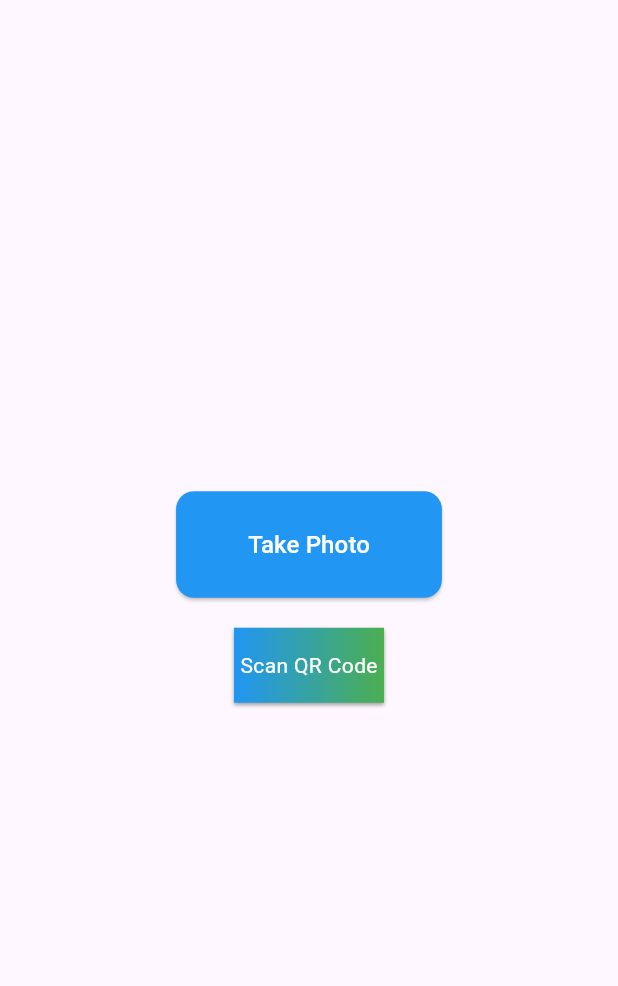
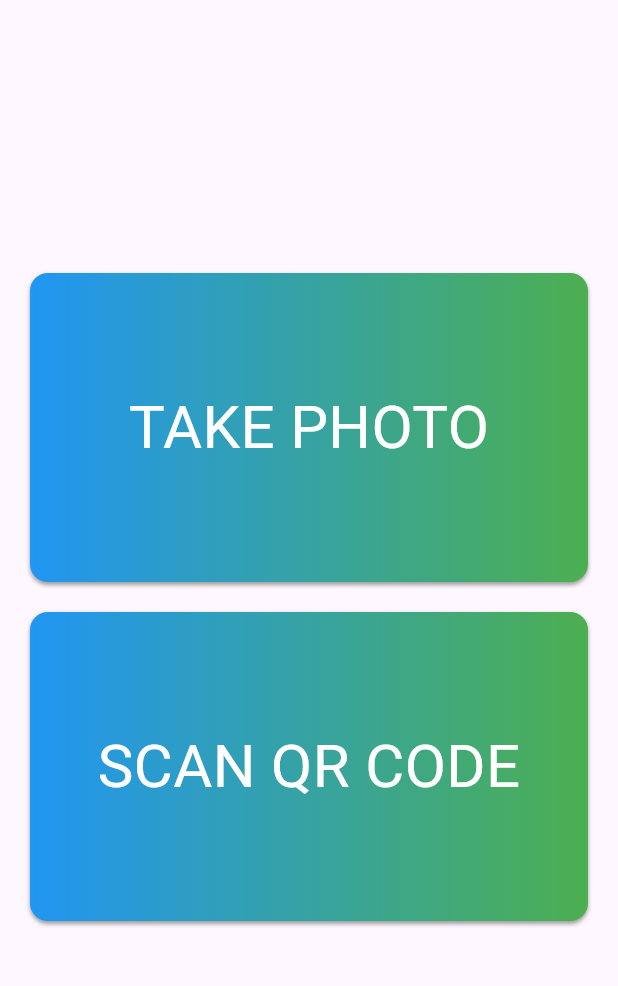
Before and after one commit to jakkritpromma/QRPhotoTaker, a Flutter app: the screen it shows after launch, on a phone screen of 412 x 824 dp, the part 63-1049 px from its top. Run offline on Flutter 3.47's test engine with Material 3 defaults, Android fonts, the phone set to English and light mode, and no system bars; our stand-ins replace bloc, camera, flutter_bloc, flutter_cache_manager, image_picker, permission_handler and 1 more; missing offline and left inert: google_ml_kit, mobile_scanner, photo_manager.

Commit message:
curved and resized RaisedGradientButton

```diff
--- a/lib/ui/camera_page.dart
+++ b/lib/ui/camera_page.dart
@@ -169,13 +169,15 @@ class CameraPage extends StatelessWidget {
                       Expanded(
                         child: RaisedGradientButton(
                           child: Text(
-                            'Capture',
+                            'CAPTURE',
                             style: TextStyle(color: Colors.white),
                           ),
                           gradient: LinearGradient(
                             colors: <Color>[Colors.green, Colors.black],
                           ),
                           onPressed: () => cameraBloc.add(TakePhoto()),
+                          width: 100,
+                          height: 50,
                         ),
                       ),
                       SizedBox(width: 10),
@@ -218,6 +220,8 @@ class CameraPage extends StatelessWidget {
                       colors: <Color>[Colors.green, Colors.black],
                     ),
                     onPressed: () => cameraBloc.add(InitializeCamera()),
+                    width: 100,
+                    height: 50
                   ),
                 ),
               ],
--- a/lib/ui/home_page.dart
+++ b/lib/ui/home_page.dart
@@ -1,7 +1,6 @@
 import 'package:flutter/material.dart';
 import 'package:camera/camera.dart';
 import 'package:qrphototaker/ui/widget/RaisedGradientButton.dart';
-import 'package:qrphototaker/ui/widget/CustomElevatedButton.dart';
 import 'package:qrphototaker/ui/camera_page.dart';
 import 'package:qrphototaker/ui/qr_scanner_page.dart';
 
@@ -12,34 +11,59 @@ class HomePage extends StatelessWidget {
 
   @override
   Widget build(BuildContext context) {
+    // Get screen width using MediaQuery
+    double screenWidth = MediaQuery.of(context).size.width;
+
+    // Set the height to half of the screen width
+    double buttonHeight = screenWidth / 2;
+
     return Scaffold(
       appBar: AppBar(
         title: Text('Camera & QR Scanner'),
       ),
       body: Center(
-        child: Column(
-          mainAxisAlignment: MainAxisAlignment.center,
-          children: [
-            CustomElevatedButton(
-              onPressed: () => Navigator.push(
-                context,
-                MaterialPageRoute(
-                  builder: (context) => CameraPage(),
-                ),
-              ),
-              label: 'Take Photo',
-            ),
-            SizedBox(height: 20),
-            RaisedGradientButton(
+        child: Padding(
+          padding: EdgeInsets.symmetric(horizontal: 20.0),  // Add margin left and right here
+          child: Column(
+            mainAxisAlignment: MainAxisAlignment.center,
+            children: [
+              // RaisedGradientButton 1
+              RaisedGradientButton(
                 child: Text(
-                  'Scan QR Code',
-                  style: TextStyle(color: Colors.white),
+                  'TAKE PHOTO',
+                  style: TextStyle(color: Colors.white, fontSize: 40),
                 ),
                 gradient: LinearGradient(
                   colors: <Color>[Colors.green, Colors.black],
                 ),
-                onPressed: () => Navigator.push(context, MaterialPageRoute(builder: (context) => QRScannerPage()))),
-          ],
+                onPressed: () => Navigator.push(
+                  context,
+                  MaterialPageRoute(builder: (context) => CameraPage()),
+                ),
+                borderRadius: 12.0,
+                width: screenWidth,
+                height: buttonHeight,
+              ),
+              SizedBox(height: 20),
+              // RaisedGradientButton 2
+              RaisedGradientButton(
+                child: Text(
+                  'SCAN QR CODE',
+                  style: TextStyle(color: Colors.white, fontSize: 40),
+                ),
+                gradient: LinearGradient(
+                  colors: <Color>[Colors.green, Colors.black],
+                ),
+                onPressed: () => Navigator.push(
+                  context,
+                  MaterialPageRoute(builder: (context) => QRScannerPage()),
+                ),
+                borderRadius: 12.0,
+                width: screenWidth,
+                height: buttonHeight,
+              ),
+            ],
+          ),
         ),
       ),
     );
--- a/lib/ui/widget/CustomElevatedButton.dart
+++ /dev/null
@@ -1,44 +0,0 @@
-import 'package:flutter/material.dart';
-
-class CustomElevatedButton extends StatefulWidget {
-  final VoidCallback onPressed;
-  final String label;
-
-  const CustomElevatedButton({Key? key, required this.onPressed, required this.label}) : super(key: key);
-
-  @override
-  _CustomElevatedButtonState createState() => _CustomElevatedButtonState();
-}
-
-class _CustomElevatedButtonState extends State<CustomElevatedButton> {
-  @override
-  Widget build(BuildContext context) {
-    return ElevatedButton(
-      onPressed: widget.onPressed,
-      style: ButtonStyle(
-        backgroundColor: MaterialStateProperty.resolveWith<Color>((states) {
-          if (states.contains(MaterialState.pressed)) {
-            return Colors.red;
-          } else {
-            return Colors.blue;
-          }
-        }),
-        shape: MaterialStateProperty.all<RoundedRectangleBorder>(
-          RoundedRectangleBorder(
-            borderRadius: BorderRadius.circular(12),
-          ),
-        ),
-        padding: MaterialStateProperty.all<EdgeInsetsGeometry>(
-          EdgeInsets.symmetric(vertical: 12, horizontal: 24),
-        ),
-      ),
-      child: Container(
-        padding: EdgeInsets.symmetric(vertical: 12, horizontal: 24),
-        child: Text(
-          widget.label,
-          style: TextStyle(color: Colors.white, fontSize: 16),
-        ),
-      ),
-    );
-  }
-}
--- a/lib/ui/widget/RaisedGradientButton.dart
+++ b/lib/ui/widget/RaisedGradientButton.dart
@@ -6,12 +6,18 @@ class RaisedGradientButton extends StatefulWidget {
   final Gradient? gradient;
   final void Function()? onPressed;
   final void Function()? onLongPressed;
+  final double borderRadius; // Add a property for border radius
+  final double width; // Dynamically pass the width
+  final double height; // Dynamically pass the height
 
   const RaisedGradientButton({
     required this.child,
     this.gradient,
     this.onPressed,
     this.onLongPressed,
+    this.borderRadius = 12.0, // Default radius value is 12
+    required this.width, // Dynamically pass width
+    required this.height, // Dynamically pass height
   });
 
   @override
@@ -21,13 +27,12 @@ class RaisedGradientButton extends StatefulWidget {
 class _RaisedGradientButtonState extends State<RaisedGradientButton> {
   final String TAG = "RaisedGradientButtonState MyLog ";
   bool _isPressed = false;
-  bool _isHovered = false; // Track hover state
 
   @override
   Widget build(BuildContext context) {
     return Container(
-      width: 100,
-      height: 50.0,
+      width: widget.width,  // Use passed width
+      height: widget.height, // Use passed height
       decoration: BoxDecoration(
         gradient: _isPressed
             ? LinearGradient(
@@ -36,6 +41,7 @@ class _RaisedGradientButtonState extends State<RaisedGradientButton> {
             : LinearGradient(
           colors: [Colors.blue, Colors.green],
         ),
+        borderRadius: BorderRadius.circular(widget.borderRadius), // Apply rounded corners
         boxShadow: [
           BoxShadow(
             color: Colors.grey,
@@ -62,7 +68,7 @@ class _RaisedGradientButtonState extends State<RaisedGradientButton> {
               _isPressed = false;
             });
           },
-          onTap: (){
+          onTap: () {
             print(TAG + "onTap");
             setState(() {
               _isPressed = true;
```
Also changed, not shown: 1 other file.
